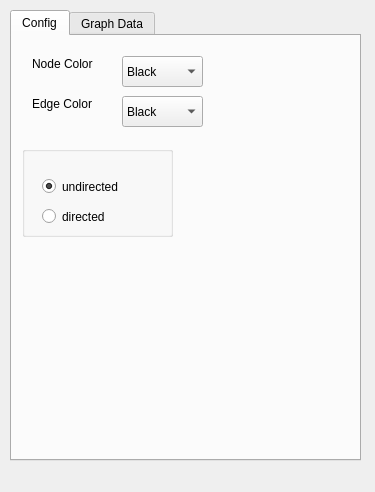
Before: the Qt Designer form graph_editor/tabwidget.ui in AleksDemakov/graph_editor, drawn with Qt 5.
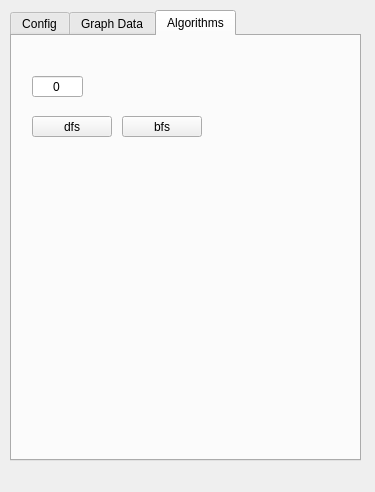
After: the same form once the commit is applied.

Diff of the .ui file:
```diff
--- a/graph_editor/tabwidget.ui
+++ b/graph_editor/tabwidget.ui
@@ -23,7 +23,7 @@
     </rect>
    </property>
    <property name="currentIndex">
-    <number>0</number>
+    <number>2</number>
    </property>
    <widget class="QWidget" name="tab">
     <attribute name="title">
@@ -196,6 +196,62 @@
      </property>
     </widget>
    </widget>
+   <widget class="QWidget" name="tab_3">
+    <attribute name="title">
+     <string>Algorithms</string>
+    </attribute>
+    <widget class="QLineEdit" name="start_vertex">
+     <property name="geometry">
+      <rect>
+       <x>20</x>
+       <y>40</y>
+       <width>51</width>
+       <height>21</height>
+      </rect>
+     </property>
+     <property name="text">
+      <string>0</string>
+     </property>
+     <property name="alignment">
+      <set>Qt::AlignCenter</set>
+     </property>
+     <property name="placeholderText">
+      <string>start vertex</string>
+     </property>
+    </widget>
+    <widget class="QPushButton" name="dfs_button">
+     <property name="geometry">
+      <rect>
+       <x>20</x>
+       <y>80</y>
+       <width>80</width>
+       <height>21</height>
+      </rect>
+     </property>
+     <property name="text">
+      <string>dfs</string>
+     </property>
+     <property name="default">
+      <bool>false</bool>
+     </property>
+    </widget>
+    <widget class="QPushButton" name="bfs_button">
+     <property name="geometry">
+      <rect>
+       <x>110</x>
+       <y>80</y>
+       <width>80</width>
+       <height>21</height>
+      </rect>
+     </property>
+     <property name="text">
+      <string>bfs</string>
+     </property>
+     <property name="default">
+      <bool>false</bool>
+     </property>
+    </widget>
+   </widget>
   </widget>
  </widget>
  <resources/>
```
